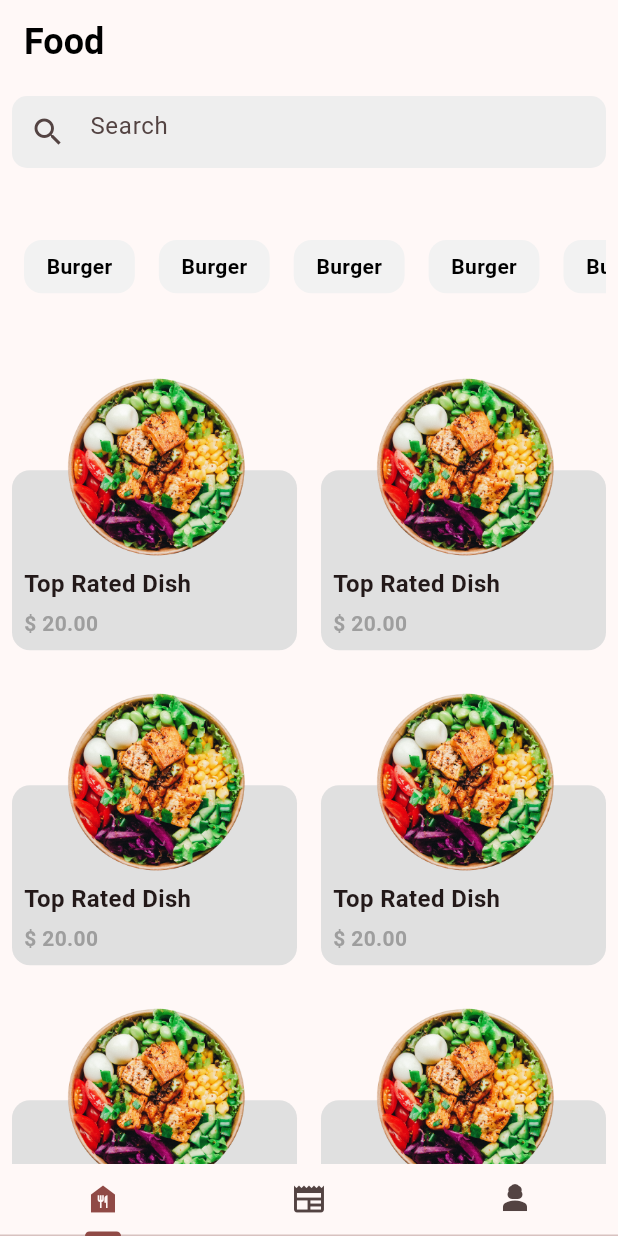
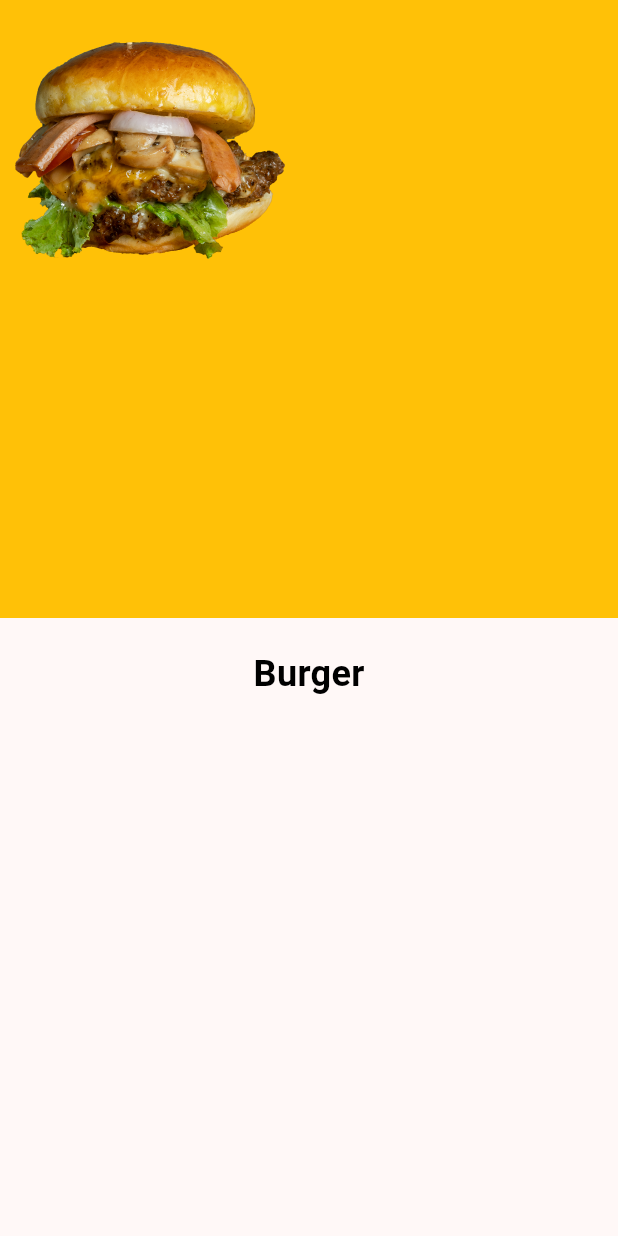
Before and after one commit to Kakon007/food_app_ui_kit, a Flutter app: the screen it shows after launch, after a tap on "Top Rated Dish", on a phone screen of 412 x 824 dp. Run offline on Flutter 3.47's test engine with Material 3 defaults, Android fonts, the phone set to English and light mode, and no system bars.

Commit message:
details page adding

```diff
--- a/lib/view/food/food_view.dart
+++ b/lib/view/food/food_view.dart
@@ -15,6 +15,15 @@ class FoodView extends StatelessWidget {
           style: TextStyle(
               color: Colors.black, fontSize: 24, fontWeight: FontWeight.bold),
         ),
+        actions: [
+          IconButton(
+            onPressed: () {},
+            icon: const Icon(
+              Icons.shopping_cart,
+              color: Colors.black,
+            ),
+          )
+        ],
       ),
       body: const SingleChildScrollView(
         scrollDirection: Axis.vertical,
@@ -28,7 +37,7 @@ class FoodView extends StatelessWidget {
               ),
               ProductCategoryButton(),
               SizedBox(
-                height: 40,
+                height: 30,
               ),
               ProductListView(),
             ],
--- a/lib/view/food/widgets/product_view.dart
+++ b/lib/view/food/widgets/product_view.dart
@@ -1,4 +1,5 @@
 import 'package:flutter/material.dart';
+import 'package:food_ui_kit/view/food_details/food_details_view.dart';
 
 class ProductListView extends StatefulWidget {
   const ProductListView({super.key});
@@ -8,19 +9,33 @@ class ProductListView extends StatefulWidget {
 }
 
 class _ProductListViewState extends State<ProductListView> {
+  List<String> images = [
+    'assets/images/burger_demo.png',
+    'assets/images/dish_demo.png'
+  ];
   @override
   Widget build(BuildContext context) {
     return SizedBox(
       width: MediaQuery.of(context).size.width,
       height: MediaQuery.of(context).size.height / 1.5,
       child: GridView(
-        physics: const NeverScrollableScrollPhysics(),
+        //physics: const NeverScrollableScrollPhysics(),
         gridDelegate: const SliverGridDelegateWithFixedCrossAxisCount(
             mainAxisSpacing: 20, crossAxisCount: 2, crossAxisSpacing: 16),
         children: List.generate(
           10,
           (index) => GestureDetector(
-            onTap: () {},
+            onTap: () {
+              Navigator.push(
+                context,
+                MaterialPageRoute(
+                  builder: (context) => FoodDetailsView(
+                    heroTagIndex: index,
+                    imagePath: index % 2 == 0 ? images[0] : images[1],
+                  ),
+                ),
+              );
+            },
             child: Stack(
               children: [
                 Align(
@@ -33,7 +48,10 @@ class _ProductListViewState extends State<ProductListView> {
                         color: Colors.grey[300]),
                     child: const Padding(
                       padding: EdgeInsets.all(8.0),
-                      child: Column(
+                      child: Row(
+                        mainAxisAlignment: MainAxisAlignment.spaceBetween,
+                        children: [
+                          Column(
                             crossAxisAlignment: CrossAxisAlignment.start,
                             mainAxisAlignment: MainAxisAlignment.end,
                             children: [
@@ -54,15 +72,27 @@ class _ProductListViewState extends State<ProductListView> {
                               )
                             ],
                           ),
+                          Align(
+                            alignment: Alignment.bottomCenter,
+                            child: Icon(
+                              Icons.add_circle,
+                              color: Colors.red,
+                            ),
+                          )
+                        ],
                       ),
                     ),
                   ),
-                Align(
+                ),
+                Hero(
+                  tag: 'burger$index',
+                  child: Align(
                     alignment: Alignment.topCenter,
                     child: SizedBox(
                       width: 140,
                       child: Image.asset(
-                      'assets/images/dish_demo.png',
+                        index % 2 == 0 ? images[0] : images[1],
+                      ),
                     ),
                   ),
                 ),
--- a/lib/view/food/widgets/search.dart
+++ b/lib/view/food/widgets/search.dart
@@ -11,6 +11,7 @@ class SearchField extends StatelessWidget {
           color: Colors.grey[200],
         ),
         child: const TextField(
+          textInputAction: TextInputAction.search,
           decoration: InputDecoration(
             hintText: 'Search',
             prefixIcon: Icon(Icons.search),
--- /dev/null
+++ b/lib/view/food_blogs/food_blogs_view.dart
@@ -0,0 +1,23 @@
+import 'package:flutter/material.dart';
+
+class FoodBlogsView extends StatelessWidget {
+  const FoodBlogsView({super.key});
+
+  @override
+  Widget build(BuildContext context) {
+    return Scaffold(
+      appBar: AppBar(
+        title: const Text(
+          'Food Blogs',
+          style: TextStyle(
+              color: Colors.black, fontSize: 24, fontWeight: FontWeight.bold),
+        ),
+      ),
+      body: ListView.builder(itemBuilder: (context, index) {
+        return ListTile(
+          title: Text('Food Blog $index'),
+        );
+      }),
+    );
+  }
+}
--- /dev/null
+++ b/lib/view/food_details/food_details_view.dart
@@ -0,0 +1,45 @@
+import 'package:flutter/material.dart';
+
+class FoodDetailsView extends StatelessWidget {
+  int? heroTagIndex;
+  String? imagePath;
+  FoodDetailsView({super.key, this.heroTagIndex, this.imagePath});
+
+  @override
+  Widget build(BuildContext context) {
+    return Scaffold(
+        body: SingleChildScrollView(
+      child: Stack(
+        children: [
+          Column(
+            children: [
+              Container(
+                height: MediaQuery.of(context).size.height / 2,
+                width: MediaQuery.of(context).size.width,
+                decoration: const BoxDecoration(color: Colors.amber),
+              ),
+              const SizedBox(
+                height: 20,
+              ),
+              const Text(
+                'Burger',
+                style: TextStyle(
+                    color: Colors.black,
+                    fontSize: 24,
+                    fontWeight: FontWeight.bold),
+              ),
+            ],
+          ),
+          Hero(
+            tag: 'burger$heroTagIndex',
+            child: Image.asset(
+              imagePath!,
+              height: 200,
+              width: 200,
+            ),
+          )
+        ],
+      ),
+    ));
+  }
+}
--- a/pubspec.yaml
+++ b/pubspec.yaml
@@ -61,6 +61,7 @@ flutter:
   # To add assets to your application, add an assets section, like this:
   assets:
     - assets/images/dish_demo.png
+    - assets/images/burger_demo.png
 
   # An image asset can refer to one or more resolution-specific "variants", see
   # https://flutter.dev/assets-and-images/#resolution-aware
```
Also changed, not shown: assets/images/burger_demo.png (added). Lines whose indentation alone changed are shown as unchanged.
